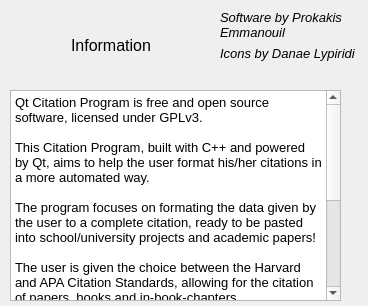
Before: the Qt Designer form src/win/infowindow.ui in emmprokak/Qt-Citation-Program, drawn with Qt 5.
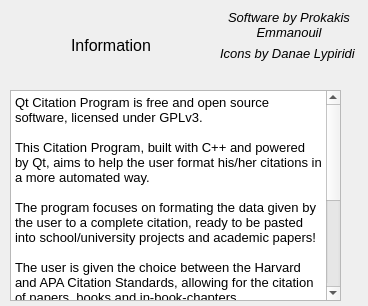
After: the same form once the commit is applied.

Commit message: fix tab order and site ref

Diff of the .ui file:
```diff
--- a/src/win/infowindow.ui
+++ b/src/win/infowindow.ui
@@ -114,6 +114,9 @@
        <property name="text">
         <string>Software by Prokakis Emmanouil</string>
        </property>
+       <property name="alignment">
+        <set>Qt::AlignCenter</set>
+       </property>
        <property name="wordWrap">
         <bool>true</bool>
        </property>
```
Left out of the diff: 17 changed lines with no effect on the pictures. The commit also changes 7 other files.
